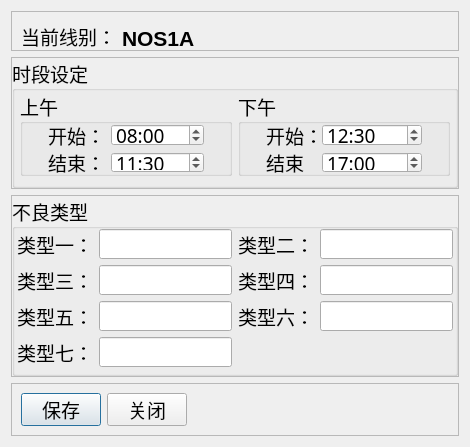
Above: qt5_proj/lineSettings.ui from clang2you/packing_defective before the change. Below: the same form after it.
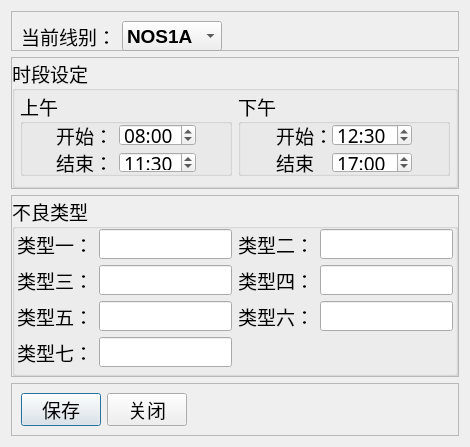
That is the form after the change.

Patch:
```diff
--- a/qt5_proj/lineSettings.ui
+++ b/qt5_proj/lineSettings.ui
@@ -49,30 +49,50 @@
        </widget>
       </item>
       <item>
-       <widget class="QLabel" name="label_13">
+       <widget class="QComboBox" name="comboBox">
         <property name="minimumSize">
          <size>
-          <width>0</width>
-          <height>35</height>
-         </size>
-        </property>
-        <property name="maximumSize">
-         <size>
-          <width>16777215</width>
-          <height>100</height>
+          <width>100</width>
+          <height>30</height>
          </size>
         </property>
         <property name="font">
          <font>
           <family>Microsoft YaHei UI</family>
-          <pointsize>16</pointsize>
           <weight>75</weight>
           <bold>true</bold>
          </font>
         </property>
-        <property name="text">
-         <string>NOS1A</string>
-        </property>
+        <item>
+         <property name="text">
+          <string>NOS1A</string>
+         </property>
+        </item>
+        <item>
+         <property name="text">
+          <string>NOS1B</string>
+         </property>
+        </item>
+        <item>
+         <property name="text">
+          <string>NOS2A</string>
+         </property>
+        </item>
+        <item>
+         <property name="text">
+          <string>NOS2B</string>
+         </property>
+        </item>
+        <item>
+         <property name="text">
+          <string>AL</string>
+         </property>
+        </item>
+        <item>
+         <property name="text">
+          <string>ML</string>
+         </property>
+        </item>
        </widget>
       </item>
       <item>
@@ -88,6 +108,13 @@
         </property>
        </spacer>
       </item>
+      <item>
+       <widget class="QLabel" name="label_13">
+        <property name="text">
+         <string/>
+        </property>
+       </widget>
+      </item>
      </layout>
     </widget>
    </item>
@@ -186,7 +213,7 @@
                <widget class="QTimeEdit" name="timeEdit">
                 <property name="maximumSize">
                  <size>
-                  <width>100</width>
+                  <width>80</width>
                   <height>30</height>
                  </size>
                 </property>
@@ -209,7 +236,7 @@
                <widget class="QTimeEdit" name="timeEdit_2">
                 <property name="maximumSize">
                  <size>
-                  <width>16777215</width>
+                  <width>80</width>
                   <height>30</height>
                  </size>
                 </property>
@@ -283,7 +310,7 @@
                <widget class="QTimeEdit" name="timeEdit_3">
                 <property name="maximumSize">
                  <size>
-                  <width>100</width>
+                  <width>80</width>
                   <height>30</height>
                  </size>
                 </property>
@@ -306,7 +333,7 @@
                <widget class="QTimeEdit" name="timeEdit_4">
                 <property name="maximumSize">
                  <size>
-                  <width>16777215</width>
+                  <width>80</width>
                   <height>30</height>
                  </size>
                 </property>
```
